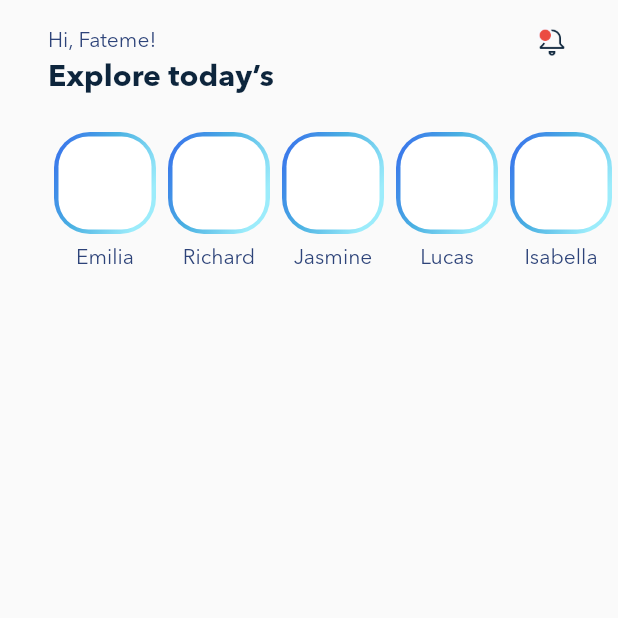
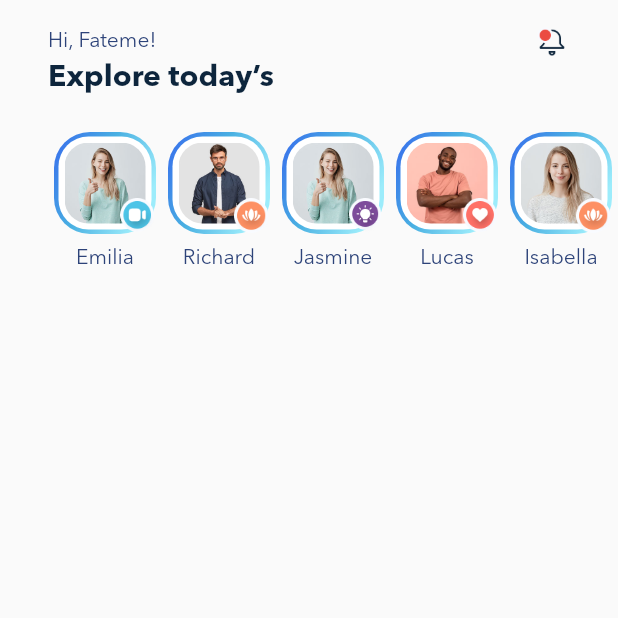
Before and after one commit to lfawtme/blogclub, a Flutter app: the screen it shows after launch, on a phone screen of 412 x 824 dp, the top half of it. Run offline on Flutter 3.47's test engine with Material 2 defaults, Android fonts, the phone set to English and light mode, and no system bars.

```diff
--- a/lib/data.dart
+++ b/lib/data.dart
@@ -47,13 +47,13 @@ class AppDatabase {
       StoryData(
           id: 1001,
           name: 'Emilia',
-          imageFileName: 'story_9.jpg',
+          imageFileName: 'story_1.jpg',
           iconFileName: 'category_1.png',
           isViewed: false),
       StoryData(
           id: 1002,
           name: 'Richard',
-          imageFileName: 'story_10.jpg',
+          imageFileName: 'story_8.jpg',
           iconFileName: 'category_2.png',
           isViewed: false),
       StoryData(
--- a/lib/main.dart
+++ b/lib/main.dart
@@ -80,13 +80,15 @@ class HomeScreen extends StatelessWidget {
                 child: ListView.builder(
                     itemCount: stories.length,
                     scrollDirection: Axis.horizontal,
-                    padding: EdgeInsets.fromLTRB(32, 0, 32, 0),
+                    padding: const EdgeInsets.fromLTRB(32, 0, 32, 0),
                     itemBuilder: (context, index) {
                       final story = stories[index];
 
                       return Container(
-                        margin: EdgeInsets.fromLTRB(4, 0, 4, 0),
+                        margin: const EdgeInsets.fromLTRB(4, 0, 4, 0),
                         child: Column(
+                          children: [
+                            Stack(
                               children: [
                                 Container(
                                   width: 68,
@@ -102,13 +104,31 @@ class HomeScreen extends StatelessWidget {
                                         ]),
                                   ),
                                   child: Container(
-                                margin: EdgeInsets.all(3),
+                                    margin: const EdgeInsets.all(3),
                                     decoration: BoxDecoration(
                                         color: Colors.white,
-                                    borderRadius: BorderRadius.circular(20)),
+                                        borderRadius:
+                                            BorderRadius.circular(20)),
+                                    padding: const EdgeInsets.all(4),
+                                    child: ClipRRect(
+                                      borderRadius: BorderRadius.circular(16),
+                                      child: Image.asset(
+                                          'assets/img/stories/${story.imageFileName}'),
                                     ),
                                   ),
-                            SizedBox(
+                                ),
+                                Positioned(
+                                  bottom: 0,
+                                  right: 0,
+                                  child: Image.asset(
+                                    'assets/img/icons/${story.iconFileName}',
+                                    height: 24,
+                                    width: 24,
+                                  ),
+                                )
+                              ],
+                            ),
+                            const SizedBox(
                               height: 8,
                             ),
                             Text(story.name),
```
Lines whose indentation alone changed are shown as unchanged.
